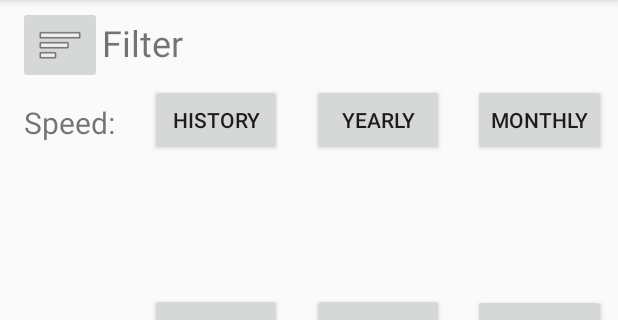
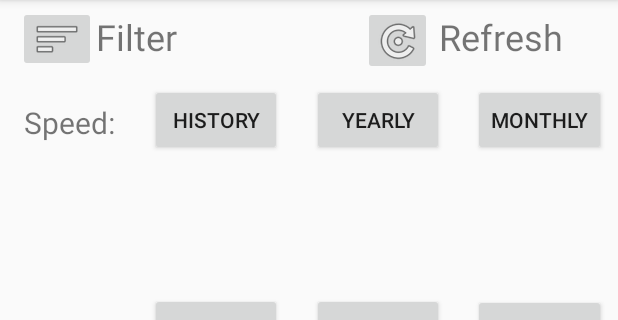
Before and after one commit to lucaslefaucheur/EndoPro-Android-App, an Android app: the Dashboard screen opened directly, with no data from a screen before it, on a phone screen of 412 x 824 dp, the part 84-404 px from its top. Run offline under Robolectric (Android 15) with nearby library versions, the phone set to English and light mode, and no system bars; libraries missing offline, so code that uses them is left out: com.jjoe64.graphview; plain views replace GraphView; 1 statement that could not run was skipped.

Commit message:
minor layout fixes

```diff
--- a/app/src/main/java/comp354/concordia/endopro/Lucas/Dashboard.java
+++ b/app/src/main/java/comp354/concordia/endopro/Lucas/Dashboard.java
@@ -13,6 +13,7 @@ import com.jjoe64.graphview.GraphView;
 
 import comp354.concordia.endopro.Common.User;
 import comp354.concordia.endopro.DanielT.Filtering;
+import comp354.concordia.endopro.Earl.FetchActivity;
 import comp354.concordia.endopro.Hong.Settings;
 import comp354.concordia.endopro.Hong.StorageIntent;
 import comp354.concordia.endopro.R;
@@ -96,12 +97,22 @@ public class Dashboard extends AppCompatActivity {
             }
         });
 
-        ImageButton filter = findViewById(R.id.filter_dashboard);
+        final ImageButton filter = findViewById(R.id.filter_dashboard);
         filter.setOnClickListener(new View.OnClickListener() {
             @Override
             public void onClick(View v) {
                 Intent filter = new Intent(getApplicationContext(),Filtering.class);
                 startActivity(filter);
+            }
+        });
+
+        ImageButton refresh = findViewById(R.id.refresh_dashboard);
+        refresh.setOnClickListener(new View.OnClickListener() {
+            @Override
+            public void onClick(View v) {
+                Intent fetch = new Intent(getApplicationContext(),FetchActivity.class);
+                startActivity(fetch);
+                finish();
             }
         });
 
--- a/app/src/main/res/layout/activity_dashboard.xml
+++ b/app/src/main/res/layout/activity_dashboard.xml
@@ -144,8 +144,8 @@
 
     <ImageButton
         android:id="@+id/filter_dashboard"
-        android:layout_width="wrap_content"
-        android:layout_height="wrap_content"
+        android:layout_width="52dp"
+        android:layout_height="44dp"
         android:layout_marginStart="12dp"
         android:layout_marginTop="4dp"
         app:layout_constraintStart_toStartOf="parent"
@@ -154,12 +154,33 @@
 
     <TextView
         android:id="@+id/textView"
-        android:layout_width="132dp"
+        android:layout_width="70dp"
         android:layout_height="41dp"
-        android:layout_marginTop="12dp"
+        android:layout_marginTop="8dp"
         android:text="Filter"
         android:textSize="24sp"
         app:layout_constraintStart_toEndOf="@+id/filter_dashboard"
         app:layout_constraintTop_toTopOf="parent" />
 
+    <ImageButton
+        android:id="@+id/refresh_dashboard"
+        android:layout_width="46dp"
+        android:layout_height="46dp"
+        android:layout_marginTop="4dp"
+        android:layout_marginEnd="124dp"
+        app:layout_constraintEnd_toEndOf="parent"
+        app:layout_constraintTop_toTopOf="parent"
+        app:srcCompat="@android:drawable/ic_menu_rotate" />
+
+    <TextView
+        android:id="@+id/textView5"
+        android:layout_width="115dp"
+        android:layout_height="40dp"
+        android:layout_marginTop="8dp"
+        android:layout_marginEnd="4dp"
+        android:text="Refresh"
+        android:textSize="24sp"
+        app:layout_constraintEnd_toEndOf="parent"
+        app:layout_constraintTop_toTopOf="parent" />
+
 </android.support.constraint.ConstraintLayout>
```
